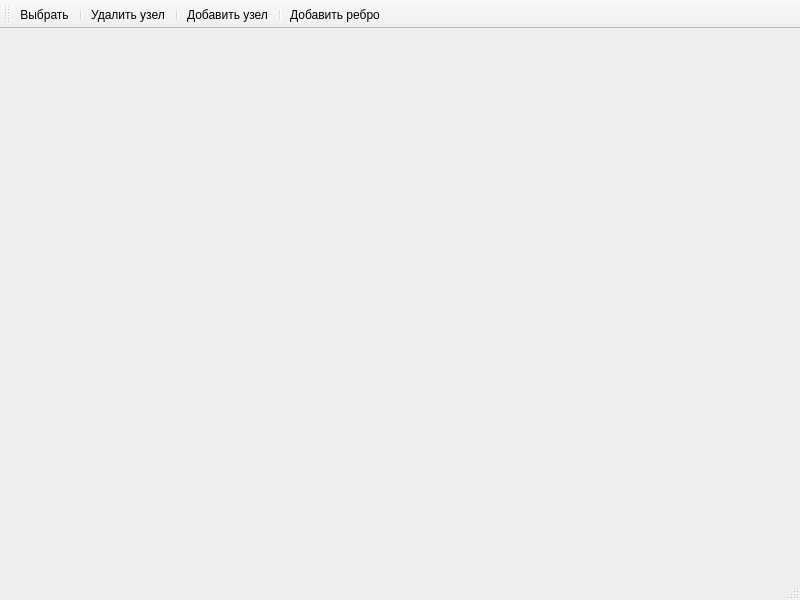
First picture: the form in Practice/mainwindow.ui, repository IrishkaP/PrIn, before the edit.
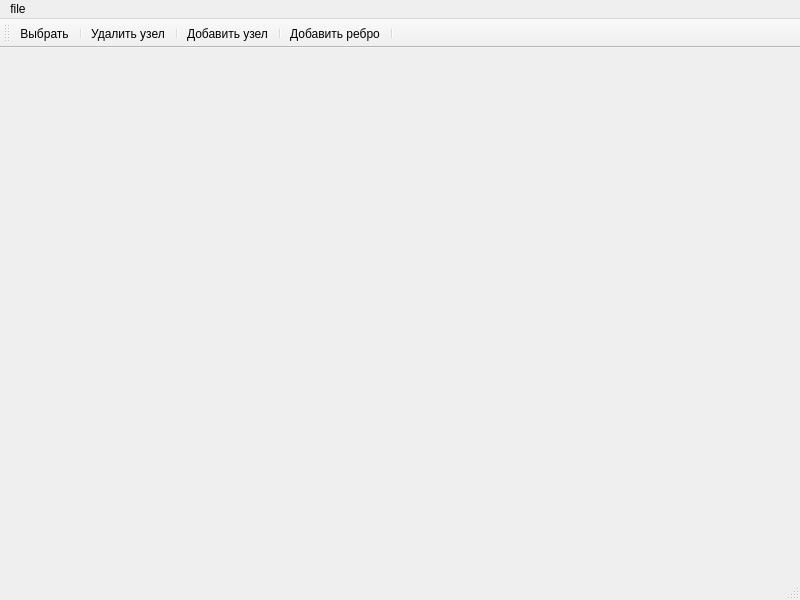
Second picture: the form after the edit.

What changed in the file:
```diff
--- a/Practice/mainwindow.ui
+++ b/Practice/mainwindow.ui
@@ -23,6 +23,15 @@
      <height>21</height>
     </rect>
    </property>
+   <widget class="QMenu" name="menufile">
+    <property name="title">
+     <string>file</string>
+    </property>
+    <addaction name="to_file_action"/>
+    <addaction name="from_file_action"/>
+    <addaction name="new_graph_action"/>
+   </widget>
+   <addaction name="menufile"/>
   </widget>
   <widget class="QStatusBar" name="statusbar"/>
   <widget class="QToolBar" name="toolBar">
@@ -42,6 +51,7 @@
    <addaction name="add_action"/>
    <addaction name="separator"/>
    <addaction name="add_neighbour"/>
+   <addaction name="separator"/>
   </widget>
   <action name="select_action">
    <property name="text">
```
Left out of the diff: 24 changed lines with no effect on the pictures.
